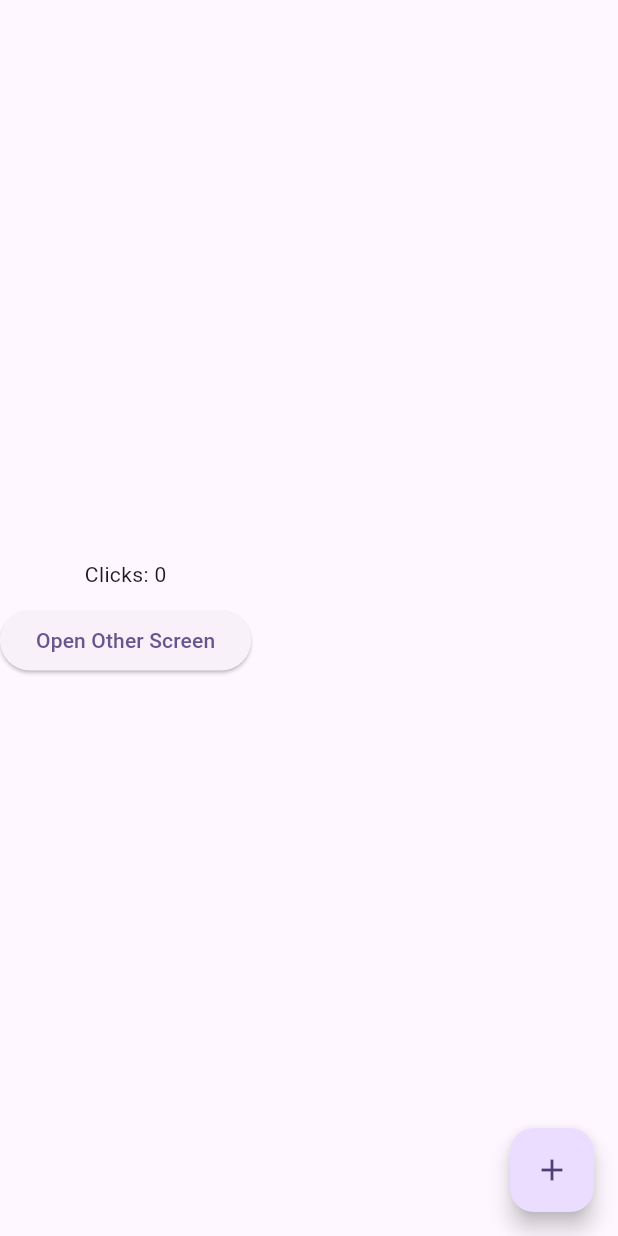
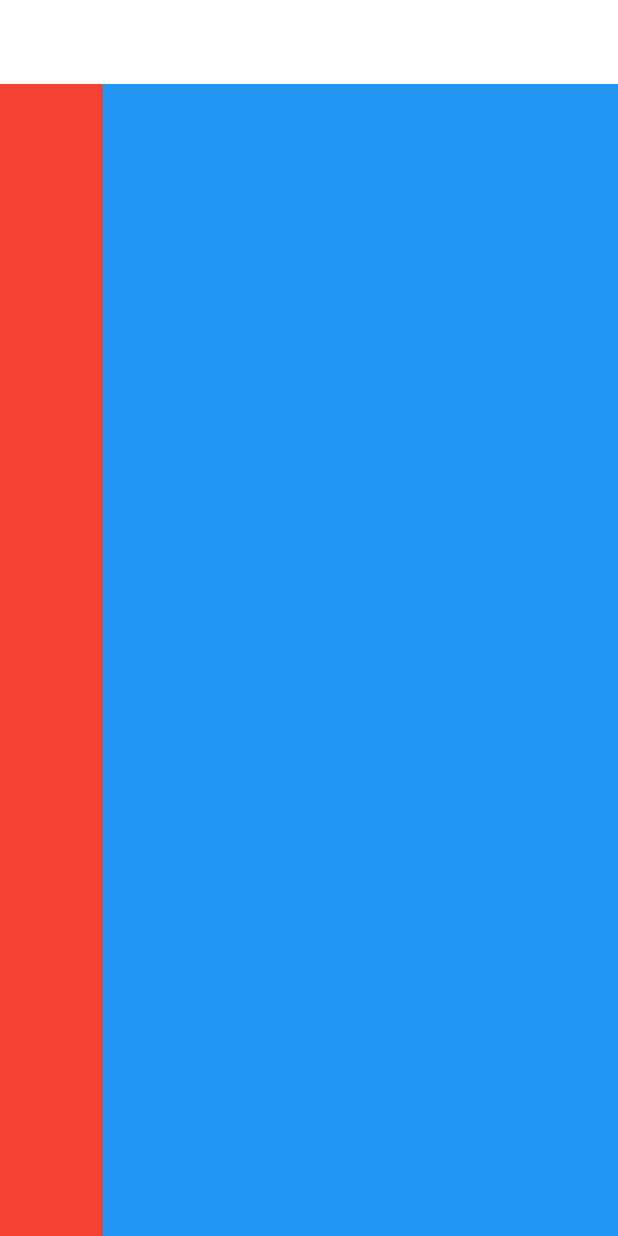
Before and after one commit to jeionp/flutter_web1, a Flutter app: the screen it shows after launch, on a phone screen of 412 x 824 dp. Run offline on Flutter 3.47's test engine with Material 2 defaults, Android fonts, the phone set to English and light mode, and no system bars; our stand-ins replace get, google_fonts.

Commit message:
Base screen implementation

```diff
--- /dev/null
+++ b/lib/layout.dart
@@ -0,0 +1,31 @@
+import 'package:flutter/widgets.dart';
+import 'package:flutter/material.dart';
+
+class SiteLayout extends StatelessWidget {
+  const SiteLayout({super.key});
+
+  @override
+  Widget build(BuildContext context) {
+    return Scaffold(
+      appBar: AppBar(
+        elevation: 0,
+        backgroundColor: Colors.white,
+      ),
+      body: Row(
+        children: [
+          Expanded(
+            child: Container(
+              color: Colors.red,
+            ),
+          ),
+          Expanded(
+            flex: 5,
+            child: Container(
+              color: Colors.blue,
+            ),
+          ),
+        ],
+      ),
+    );
+  }
+}
--- a/lib/main.dart
+++ b/lib/main.dart
@@ -1,6 +1,7 @@
 import 'package:flutter/material.dart';
 import 'package:get/get.dart';
-import 'package:flutter_web1/screens/home.dart';
+import 'package:google_fonts/google_fonts.dart';
+import 'package:flutter_web1/layout.dart';
 
 void main() {
   runApp(const MyApp());
@@ -13,12 +14,21 @@ class MyApp extends StatelessWidget {
   @override
   Widget build(BuildContext context) {
     return GetMaterialApp(
-      title: 'Flutter Demo',
+      title: 'Dash',
       theme: ThemeData(
-        colorScheme: ColorScheme.fromSeed(seedColor: Colors.deepPurple),
-        useMaterial3: true,
+        scaffoldBackgroundColor: Colors.white,
+        textTheme: GoogleFonts.mulishTextTheme(
+          Theme.of(context).textTheme
+        ).apply(
+          bodyColor: Colors.black
+        ),
+        pageTransitionsTheme: const PageTransitionsTheme(builders: {
+          TargetPlatform.iOS: FadeUpwardsPageTransitionsBuilder(),
+          TargetPlatform.android: FadeUpwardsPageTransitionsBuilder(),
+        }),
+        primaryColor: Colors.blue,
       ),
-      home: HomeScreen(),
+      home: SiteLayout(),
     );
   }
 }
--- a/pubspec.yaml
+++ b/pubspec.yaml
@@ -40,6 +40,8 @@ dev_dependencies:
   flutter_test:
     sdk: flutter
   get: ^4.6.6
+  google_fonts: ^6.1.0
+  data_table_2: ^2.5.8
 
   # The "flutter_lints" package below contains a set of recommended lints to
   # encourage good coding practices. The lint set provided by the package is
```
Also changed, not shown: pubspec.lock, 7 other files.
